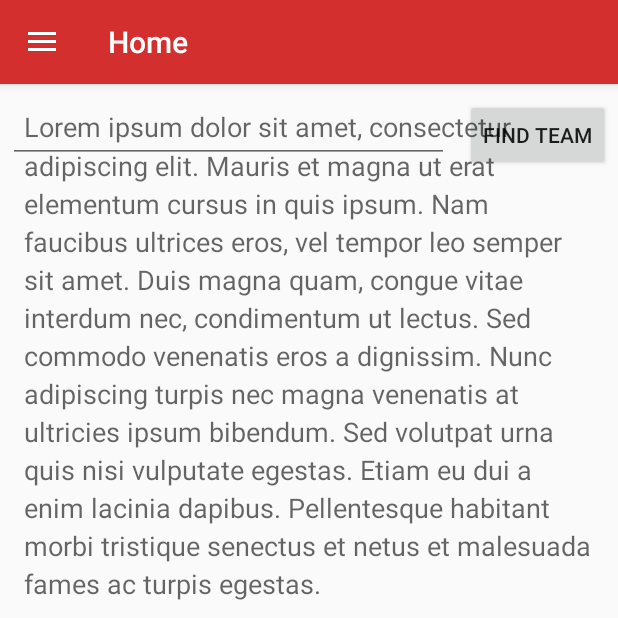
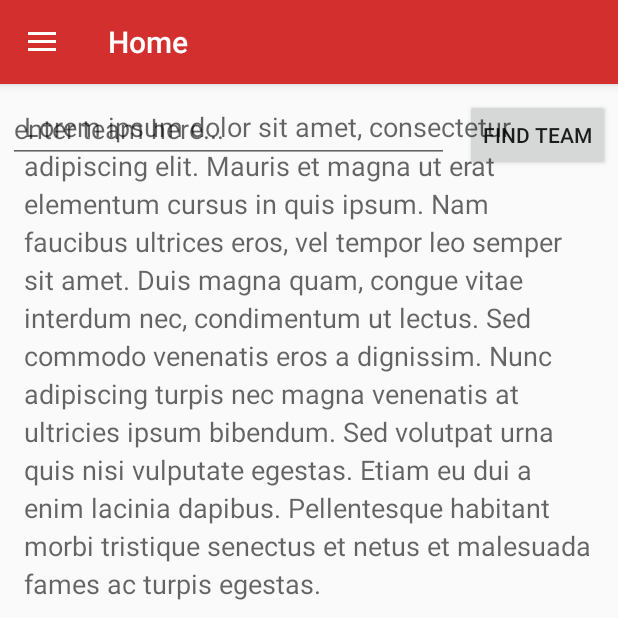
Before and after one commit to matty100193/playertrackerapp, an Android app: the fragment SquadFragment placed in its activity, on a phone screen of 412 x 824 dp, the top half of it. Run offline under Robolectric (Android 15) with nearby library versions, the phone set to English and light mode, and no system bars; libraries missing offline, so code that uses them is left out: dmax.dialog; 4 statements that could not run were skipped.

Commit message:
add dialog bars

```diff
--- a/app/build.gradle
+++ b/app/build.gradle
@@ -25,5 +25,6 @@ dependencies {
     compile 'com.android.support:appcompat-v7:23.2.1'
     compile 'com.android.support:design:23.2.1'
     compile 'com.android.support:support-v4:23.2.1'
+    compile 'com.github.d-max:spots-dialog:0.7@aar'
 
 }
--- a/app/src/main/java/com/matty_christopher/englandplayertracker/DatabaseConnection_Fixtures.java
+++ b/app/src/main/java/com/matty_christopher/englandplayertracker/DatabaseConnection_Fixtures.java
@@ -1,6 +1,9 @@
 package com.matty_christopher.englandplayertracker;
 
+import android.app.AlertDialog;
+import android.app.ProgressDialog;
 import android.content.ContentValues;
+import android.content.Context;
 import android.os.AsyncTask;
 import android.util.Log;
 
@@ -17,12 +20,17 @@ import java.net.URL;
 import java.net.URLEncoder;
 import java.util.ArrayList;
 
+import dmax.dialog.SpotsDialog;
+
 class DatabaseConnection_Fixtures {
 
     private static final String address="http://eziochrist.com/";
+    private AlertDialog dialog;
 
-    public DatabaseConnection_Fixtures(){
-
+    public DatabaseConnection_Fixtures(Context context){
+        dialog=new SpotsDialog(context,R.style.Custom_dialog);
+        dialog.show();
+        dialog.setCancelable(false);
     }
 
 
@@ -51,6 +59,7 @@ class DatabaseConnection_Fixtures {
 
         @Override
         protected void onPostExecute(ArrayList<ArrayList> arrayLists) {
+            dialog.dismiss();
             response.processFinish(arrayLists);
         }
 
@@ -119,6 +128,7 @@ class DatabaseConnection_Fixtures {
 
         @Override
         protected void onPostExecute(JSONArray arrayLists) {
+            dialog.dismiss();
             response.processFinish(arrayLists);
         }
 
--- a/app/src/main/java/com/matty_christopher/englandplayertracker/FixturesFragment.java
+++ b/app/src/main/java/com/matty_christopher/englandplayertracker/FixturesFragment.java
@@ -83,7 +83,7 @@ public class FixturesFragment extends Fragment {
 
         //textView = (TextView)v.findViewById(R.id.textView2);
         //textView.setText("Hello");
-        DatabaseConnection_Fixtures dbconnection=new DatabaseConnection_Fixtures();
+        DatabaseConnection_Fixtures dbconnection=new DatabaseConnection_Fixtures(getContext());
         dbconnection.getFixtures(new Db_response<ArrayList<ArrayList>>() {
             @Override
             public void processFinish(ArrayList<ArrayList> output) {
--- a/app/src/main/java/com/matty_christopher/englandplayertracker/SquadFragment.java
+++ b/app/src/main/java/com/matty_christopher/englandplayertracker/SquadFragment.java
@@ -1,6 +1,7 @@
 package com.matty_christopher.englandplayertracker;
 
 import android.app.Activity;
+import android.app.ProgressDialog;
 import android.content.Context;
 import android.graphics.Color;
 import android.graphics.drawable.Drawable;
@@ -72,12 +73,16 @@ public class SquadFragment extends Fragment implements View.OnClickListener {
         v= inflater.inflate(R.layout.activity_screen_slide, container, false);
         Button button=(Button)v.findViewById(R.id.button);
         button.setOnClickListener(this);
-        DatabaseConnection_Fixtures databaseConnection_fixtures=new DatabaseConnection_Fixtures();
+        searchbox=(AutoCompleteTextView)v.findViewById(R.id.searchbox);
+        searchbox.setHint("enter team here...");
+
+        DatabaseConnection_Fixtures databaseConnection_fixtures=new DatabaseConnection_Fixtures(getContext());
         databaseConnection_fixtures.getSquads(new Db_response<JSONArray>() {
             @Override
-            public void processFinish(JSONArray output) {
+            public void processFinish(final JSONArray output) {
                 if (output.length() > 0) {
                     getData(output);
+
                 } else {
                     Toast.makeText(getActivity(), "Problem retrieving data", Toast.LENGTH_SHORT).show();
                 }
@@ -130,16 +135,15 @@ public class SquadFragment extends Fragment implements View.OnClickListener {
                 R.drawable.west_bromwich, R.drawable.west_ham};
 
 
-        searchbox=(AutoCompleteTextView)v.findViewById(R.id.searchbox);
         ArrayAdapter<String> adapter = new ArrayAdapter<String>(getActivity(),android.R.layout.simple_list_item_1,teams);
         searchbox.setAdapter(adapter);
         searchbox.setThreshold(1);
-        searchbox.setHint("enter team here...");
 
         mPager = (ViewPager) v.findViewById(R.id.pager);
         mPagerAdapter = new ScreenSlidePagerAdapter(getChildFragmentManager());
 
         new setAdapterTask().execute();
+
     }
 
     @Override
--- a/app/src/main/res/values/styles.xml
+++ b/app/src/main/res/values/styles.xml
@@ -17,4 +17,12 @@
 
     <style name="AppTheme.PopupOverlay" parent="ThemeOverlay.AppCompat.Light" />
 
+    <style name="Custom.dialog" parent="android:Theme.DeviceDefault.Dialog">
+        <item name="DialogTitleAppearance">@android:style/TextAppearance.Medium</item>
+        <item name="DialogTitleText">Updating…</item>
+        <item name="android:background">@color/colorPrimary</item>
+        <item name="DialogSpotColor">@android:color/white</item>
+        <item name="DialogSpotCount">5</item>
+    </style>
+
 </resources>
--- a/build.gradle
+++ b/build.gradle
@@ -6,6 +6,7 @@ buildscript {
     }
     dependencies {
         classpath 'com.android.tools.build:gradle:1.5.0'
+
 
         // NOTE: Do not place your application dependencies here; they belong
         // in the individual module build.gradle files
```
